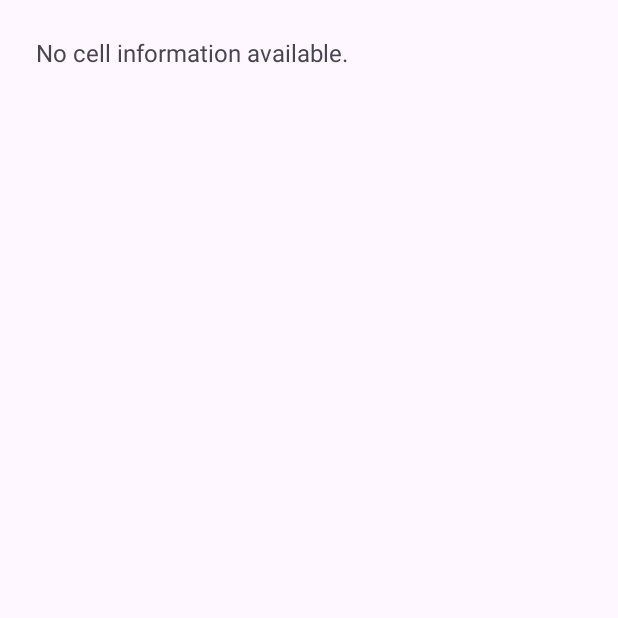
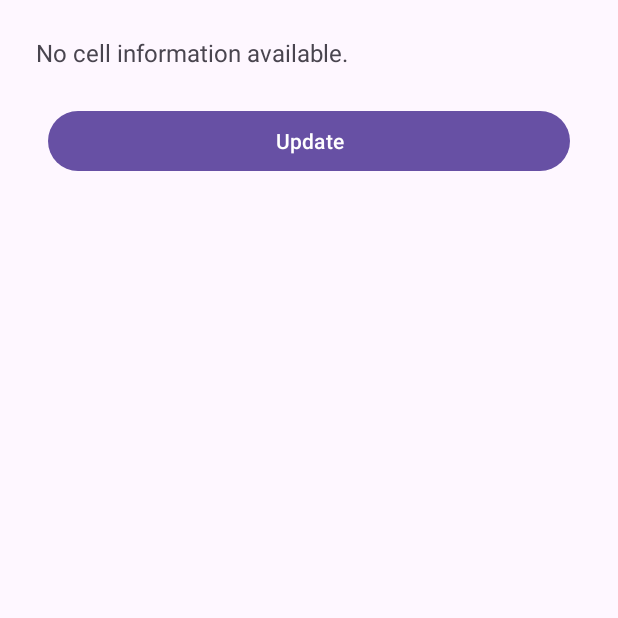
Before and after one commit to EisakuSato-kke/CellAnalyzer, an Android app: the screen it shows after launch (MainActivity), on a phone screen of 412 x 824 dp, the top half of it. Run offline under Robolectric (Android 15) with nearby library versions, the phone set to English and light mode, and no system bars.

Commit message:
セル情報を更新するためのボタンを配置

```diff
--- a/app/src/main/java/com/example/cellanalyzer/MainActivity.kt
+++ b/app/src/main/java/com/example/cellanalyzer/MainActivity.kt
@@ -7,6 +7,7 @@ import android.telephony.*
 import android.widget.TextView
 import androidx.appcompat.app.AppCompatActivity
 import androidx.core.app.ActivityCompat
+import android.widget.Button
 
 fun Int.intMax2NA(): String {
     return if (this == Integer.MAX_VALUE) "N/A" else this.toString()
@@ -16,12 +17,14 @@ class MainActivity : AppCompatActivity() {
 
     private lateinit var textView: TextView
     private val PERMISSION_REQUEST_CODE = 100
+    private lateinit var updateButton: Button
 
     override fun onCreate(savedInstanceState: Bundle?) {
         super.onCreate(savedInstanceState)
         setContentView(R.layout.activity_main)
 
         textView = findViewById(R.id.textView)
+        updateButton = findViewById(R.id.updateButton)
 
         // 権限の確認
         if (ActivityCompat.checkSelfPermission(
@@ -44,6 +47,13 @@ class MainActivity : AppCompatActivity() {
                 PERMISSION_REQUEST_CODE
             )
         } else {
+            getNetworkInfo()
+            setupButton()
+        }
+    }
+
+    private fun setupButton() {
+        updateButton.setOnClickListener {
             getNetworkInfo()
         }
     }
@@ -122,9 +132,6 @@ class MainActivity : AppCompatActivity() {
                         val mcc = cellIdentityNr.mccString // Mobile Country Code
                         val mnc = cellIdentityNr.mncString // Mobile Network Code
 
-
-
-
                         info.append("SS-RSRP: $ssRsrp dBm\n")
                         info.append("SS-RSRQ: $ssRsrq dB\n")
                         info.append("SS-SINR: $ssSinr dB\n")
--- a/app/src/main/res/layout/activity_main.xml
+++ b/app/src/main/res/layout/activity_main.xml
@@ -15,5 +15,12 @@
         android:text="Network information will appear here."
         android:textSize="16sp"
         android:padding="8dp" />
+
+    <Button
+        android:id="@+id/updateButton"
+        android:layout_width="match_parent"
+        android:layout_height="wrap_content"
+        android:text="Update"
+        android:layout_margin="16dp" />
 </LinearLayout>
 </ScrollView>
```
